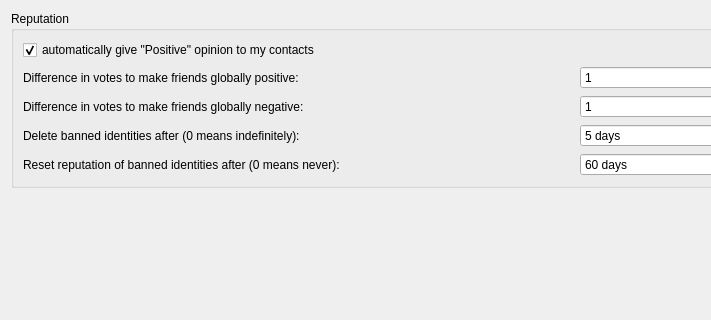
This is retroshare-gui/src/gui/settings/PeoplePage.ui in RetroShare/RetroShare as Qt 5 draws it before an edit; both pictures show x 0 to 711 and y 0 to 320 of the 1153 by 441 pixel window. The edited form follows.
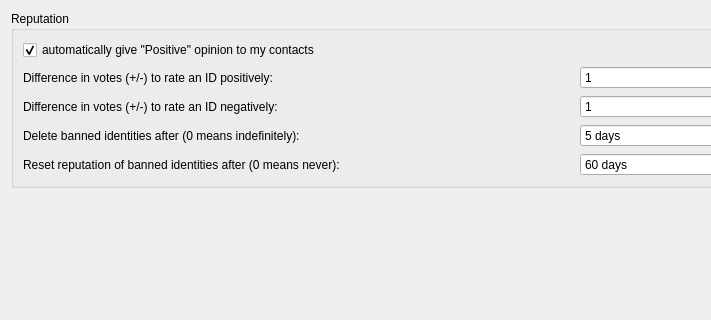
This is the edited form.

Commit message: improved settings->People text fields and tooltip

```diff
--- a/retroshare-gui/src/gui/settings/PeoplePage.ui
+++ b/retroshare-gui/src/gui/settings/PeoplePage.ui
@@ -38,7 +38,7 @@
            <enum>Qt::RightToLeft</enum>
           </property>
           <property name="text">
-           <string>Difference in votes to make friends globally negative:</string>
+           <string>Difference in votes (+/-) to rate an ID negatively:</string>
           </property>
           <property name="alignment">
            <set>Qt::AlignLeading|Qt::AlignLeft|Qt::AlignVCenter</set>
@@ -77,7 +77,7 @@
            <enum>Qt::RightToLeft</enum>
           </property>
           <property name="text">
-           <string>Difference in votes to make friends globally positive:</string>
+           <string>Difference in votes (+/-) to rate an ID positively:</string>
           </property>
           <property name="alignment">
            <set>Qt::AlignLeading|Qt::AlignLeft|Qt::AlignVCenter</set>
```
Left out of the diff: 7 changed lines with no effect on the pictures.
